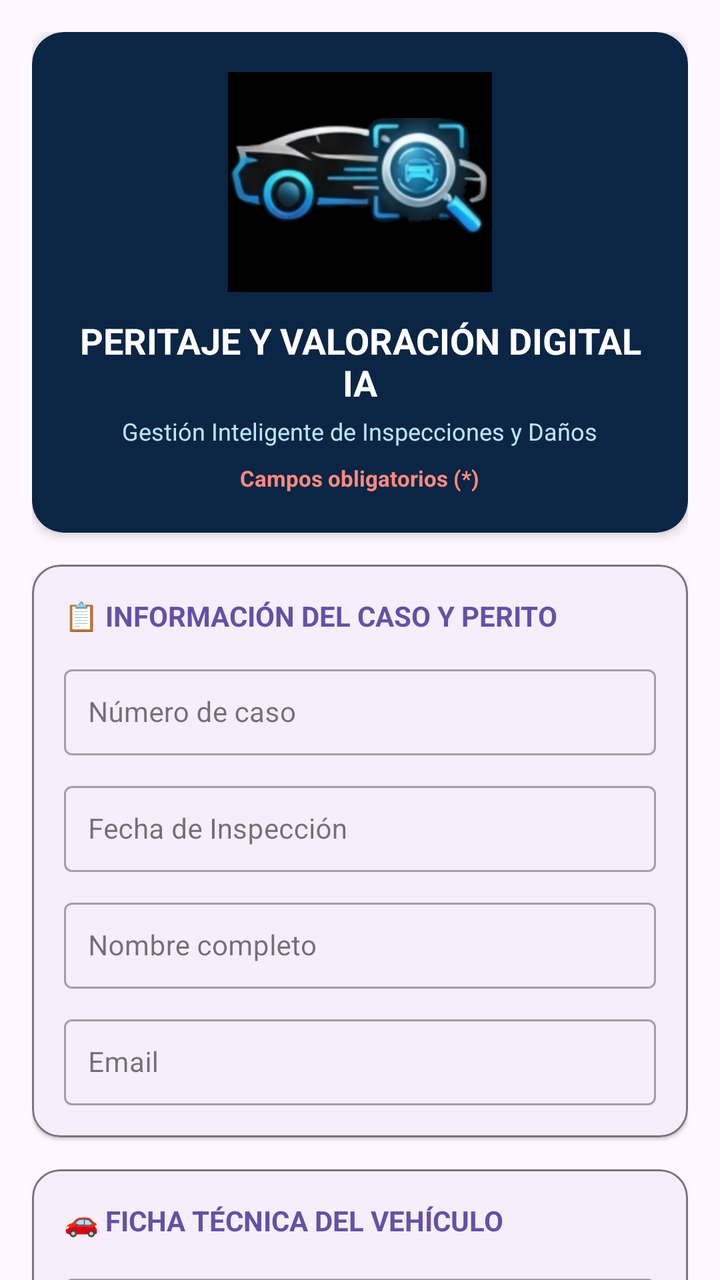
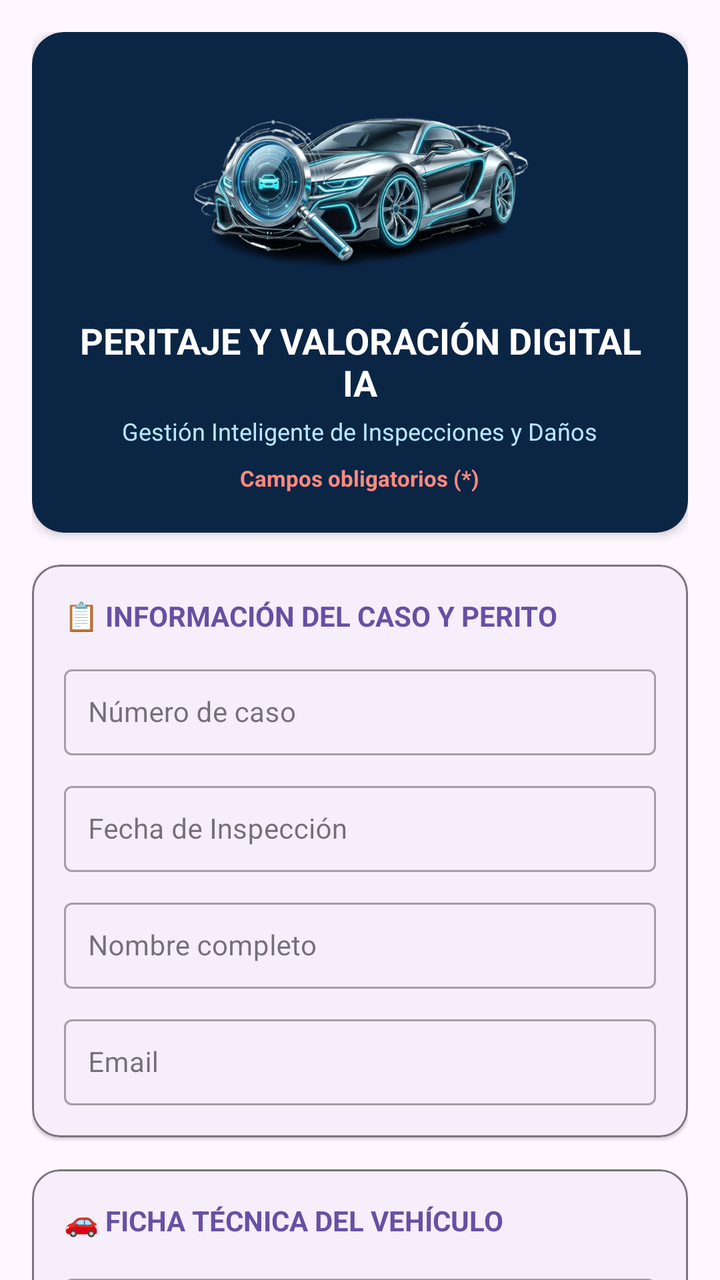

Compare the two renders of this Android layout. The source of the first and the diff that turns it into the second are given below.
<!-- AndroidManifest.xml: application theme Theme.Enpartesapp -->
<!-- res/layout/fragment_presupuesto.xml -->
<?xml version="1.0" encoding="utf-8"?>
<androidx.core.widget.NestedScrollView
    xmlns:android="http://schemas.android.com/apk/res/android"
    xmlns:tools="http://schemas.android.com/tools"
    xmlns:app="http://schemas.android.com/apk/res-auto"
    android:layout_width="match_parent"
    android:layout_height="match_parent"
    android:background="?attr/colorSurface"
    tools:context=".ui.presupuesto.PresupuestoFragment">

    <LinearLayout
        android:layout_width="match_parent"
        android:layout_height="wrap_content"
        android:orientation="vertical"
        android:padding="16dp">

        
        <com.google.android.material.card.MaterialCardView
            android:layout_width="match_parent"
            android:layout_height="wrap_content"
            android:layout_marginBottom="16dp"
            app:cardCornerRadius="16dp"
            app:cardElevation="3dp"
            app:strokeWidth="0dp"
            app:cardBackgroundColor="#0B2545">

            <LinearLayout
                android:layout_width="match_parent"
                android:layout_height="wrap_content"
                android:orientation="vertical"
                android:gravity="center"
                android:padding="20dp">

                <ImageView
                    android:layout_width="match_parent"
                    android:layout_height="110dp"
                    android:src="@drawable/logo_auto_perito_nobg"
                    android:scaleType="fitCenter"
                    android:layout_marginBottom="12dp"
                    android:contentDescription="@string/descripcion_logo_enpartes" />

                <TextView
                    android:layout_width="wrap_content"
                    android:layout_height="wrap_content"
                    android:text="@string/title_peritaje_header"
                    android:textSize="18sp"
                    android:textStyle="bold"
                    android:textColor="@color/white"
                    android:gravity="center"
                    android:layout_marginBottom="4dp" />

                <TextView
                    android:layout_width="wrap_content"
                    android:layout_height="wrap_content"
                    android:text="@string/subtitle_peritaje_header"
                    android:textColor="#BAE6FD"
                    android:textSize="12sp"
                    android:gravity="center"
                    android:layout_marginBottom="8dp" />

                <TextView
                    android:layout_width="wrap_content"
                    android:layout_height="wrap_content"
                    android:text="@string/campos_obligatorios_asterisk"
                    android:textColor="#FF8A80"
                    android:textSize="11sp"
                    android:textStyle="bold"
                    android:gravity="center" />
            </LinearLayout>
        </com.google.android.material.card.MaterialCardView>

        
        <com.google.android.material.card.MaterialCardView
            android:layout_width="match_parent"
            android:layout_height="wrap_content"
            android:layout_marginBottom="16dp"
            app:cardCornerRadius="14dp"
            app:cardElevation="1dp"
            app:strokeColor="?attr/colorOutline"
            app:strokeWidth="1dp">

            <LinearLayout
                android:layout_width="match_parent"
                android:layout_height="wrap_content"
                android:orientation="vertical"
                android:padding="16dp">

                <TextView
                    android:layout_width="match_parent"
                    android:layout_height="wrap_content"
                    android:text="@string/card_title_informacion_caso"
                    android:textSize="14sp"
                    android:textStyle="bold"
                    android:textColor="?attr/colorPrimary"
                    android:layout_marginBottom="12dp" />

                <com.google.android.material.textfield.TextInputLayout
                    style="@style/Widget.MaterialComponents.TextInputLayout.OutlinedBox"
                    android:layout_width="match_parent"
                    android:layout_height="wrap_content"
                    android:hint="@string/case_number_hint_2"
                    android:layout_marginBottom="10dp">

                    <com.google.android.material.textfield.TextInputEditText
                        android:id="@+id/etCaseNumber"
                        android:layout_width="match_parent"
                        android:layout_height="wrap_content"
                        android:textSize="14sp"
                        android:padding="12dp" />
                </com.google.android.material.textfield.TextInputLayout>

                <com.google.android.material.textfield.TextInputLayout
                    style="@style/Widget.MaterialComponents.TextInputLayout.OutlinedBox"
                    android:layout_width="match_parent"
                    android:layout_height="wrap_content"
                    android:hint="@string/inspection_date_hint"
                    android:layout_marginBottom="10dp">

                    <com.google.android.material.textfield.TextInputEditText
                        android:id="@+id/etDateOfInspection"
                        android:layout_width="match_parent"
                        android:layout_height="wrap_content"
                        android:focusable="false"
                        android:clickable="true"
                        android:inputType="none"
                        android:textSize="14sp"
                        android:padding="12dp" />
                </com.google.android.material.textfield.TextInputLayout>

                <com.google.android.material.textfield.TextInputLayout
                    style="@style/Widget.MaterialComponents.TextInputLayout.OutlinedBox"
                    android:layout_width="match_parent"
                    android:layout_height="wrap_content"
                    android:hint="@string/full_name_hint"
                    android:layout_marginBottom="10dp">

                    <com.google.android.material.textfield.TextInputEditText
                        android:id="@+id/etFullName"
                        android:layout_width="match_parent"
                        android:layout_height="wrap_content"
                        android:textSize="14sp"
                        android:padding="12dp" />
                </com.google.android.material.textfield.TextInputLayout>

                <com.google.android.material.textfield.TextInputLayout
                    style="@style/Widget.MaterialComponents.TextInputLayout.OutlinedBox"
                    android:layout_width="match_parent"
                    android:layout_height="wrap_content"
                    android:hint="@string/email_hint">

                    <com.google.android.material.textfield.TextInputEditText
                        android:id="@+id/etEmail"
                        android:layout_width="match_parent"
                        android:layout_height="wrap_content"
                        android:inputType="textEmailAddress"
                        android:textSize="14sp"
                        android:padding="12dp" />
                </com.google.android.material.textfield.TextInputLayout>

            </LinearLayout>
        </com.google.android.material.card.MaterialCardView>

        
        <com.google.android.material.card.MaterialCardView
            android:layout_width="match_parent"
            android:layout_height="wrap_content"
            android:layout_marginBottom="16dp"
            app:cardCornerRadius="14dp"
            app:cardElevation="1dp"
            app:strokeColor="?attr/colorOutline"
            app:strokeWidth="1dp">

            <LinearLayout
                android:layout_width="match_parent"
                android:layout_height="wrap_content"
                android:orientation="vertical"
                android:padding="16dp">

                <TextView
                    android:layout_width="match_parent"
                    android:layout_height="wrap_content"
                    android:text="@string/card_title_ficha_vehiculo"
                    android:textSize="14sp"
                    android:textStyle="bold"
                    android:textColor="?attr/colorPrimary"
                    android:layout_marginBottom="12dp" />

                
                <com.google.android.material.textfield.TextInputLayout
                    style="@style/Widget.MaterialComponents.TextInputLayout.OutlinedBox.ExposedDropdownMenu"
                    android:layout_width="match_parent"
                    android:layout_height="wrap_content"
                    android:hint="@string/vehicle_brand_label"
                    android:layout_marginBottom="10dp">

                    <AutoCompleteTextView
                        android:id="@+id/spinnerMarcaVehiculo"
                        android:layout_width="match_parent"
                        android:layout_height="wrap_content"
                        android:inputType="none"
                        android:textSize="14sp"
                        android:padding="12dp"
                        android:labelFor="@+id/spinnerMarcaVehiculo" />
                </com.google.android.material.textfield.TextInputLayout>

                <com.google.android.material.textfield.TextInputLayout
                    android:id="@+id/tilMarcaOtro"
                    style="@style/Widget.MaterialComponents.TextInputLayout.OutlinedBox"
                    android:layout_width="match_parent"
                    android:layout_height="wrap_content"
                    android:hint="Especifique la marca"
                    android:layout_marginBottom="10dp"
                    android:visibility="gone">

                    <com.google.android.material.textfield.TextInputEditText
                        android:id="@+id/etMarcaOtro"
                        android:layout_width="match_parent"
                        android:layout_height="wrap_content"
                        android:textSize="14sp" />
                </com.google.android.material.textfield.TextInputLayout>

                
                <com.google.android.material.textfield.TextInputLayout
                    style="@style/Widget.MaterialComponents.TextInputLayout.OutlinedBox.ExposedDropdownMenu"
                    android:layout_width="match_parent"
                    android:layout_height="wrap_content"
                    android:hint="@string/vehicle_model_label"
                    android:layout_marginBottom="10dp">

                    <AutoCompleteTextView
                        android:id="@+id/spinnerModeloVehiculo"
                        android:layout_width="match_parent"
                        android:layout_height="wrap_content"
                        android:inputType="none"
                        android:textSize="14sp"
                        android:padding="12dp"
                        android:labelFor="@+id/spinnerModeloVehiculo" />
                </com.google.android.material.textfield.TextInputLayout>

                <com.google.android.material.textfield.TextInputLayout
                    android:id="@+id/tilModeloOtro"
                    style="@style/Widget.MaterialComponents.TextInputLayout.OutlinedBox"
                    android:layout_width="match_parent"
                    android:layout_height="wrap_content"
                    android:hint="Especifique el modelo"
                    android:layout_marginBottom="10dp"
                    android:visibility="gone">

                    <com.google.android.material.textfield.TextInputEditText
                        android:id="@+id/etModeloOtro"
                        android:layout_width="match_parent"
                        android:layout_height="wrap_content"
                        android:textSize="14sp" />
                </com.google.android.material.textfield.TextInputLayout>

                
                <com.google.android.material.textfield.TextInputLayout
                    style="@style/Widget.MaterialComponents.TextInputLayout.OutlinedBox.ExposedDropdownMenu"
                    android:layout_width="match_parent"
                    android:layout_height="wrap_content"
                    android:hint="@string/vehicle_type_label"
                    android:layout_marginBottom="10dp">

                    <AutoCompleteTextView
                        android:id="@+id/spinnerTipoVehiculo"
                        android:layout_width="match_parent"
                        android:layout_height="wrap_content"
                        android:inputType="none"
                        android:textSize="14sp"
                        android:padding="12dp"
                        android:labelFor="@+id/spinnerTipoVehiculo" />
                </com.google.android.material.textfield.TextInputLayout>

                
                <com.google.android.material.textfield.TextInputLayout
                    style="@style/Widget.MaterialComponents.TextInputLayout.OutlinedBox"
                    android:layout_width="match_parent"
                    android:layout_height="wrap_content"
                    android:hint="@string/vehicle_year_hint"
                    android:layout_marginBottom="10dp">

                    <com.google.android.material.textfield.TextInputEditText
                        android:id="@+id/etVehicleYear"
                        android:layout_width="match_parent"
                        android:layout_height="wrap_content"
                        android:focusable="false"
                        android:clickable="true"
                        android:textSize="14sp"
                        android:padding="12dp" />
                </com.google.android.material.textfield.TextInputLayout>

                <com.google.android.material.textfield.TextInputLayout
                    style="@style/Widget.MaterialComponents.TextInputLayout.OutlinedBox.ExposedDropdownMenu"
                    android:layout_width="match_parent"
                    android:layout_height="wrap_content"
                    android:hint="@string/vehicle_color_label"
                    android:layout_marginBottom="10dp">

                    <AutoCompleteTextView
                        android:id="@+id/spinnerVehicleColor"
                        android:layout_width="match_parent"
                        android:layout_height="wrap_content"
                        android:inputType="none"
                        android:textSize="14sp"
                        android:padding="12dp"
                        android:labelFor="@+id/spinnerVehicleColor" />
                </com.google.android.material.textfield.TextInputLayout>

                
                <com.google.android.material.textfield.TextInputLayout
                    style="@style/Widget.MaterialComponents.TextInputLayout.OutlinedBox"
                    android:layout_width="match_parent"
                    android:layout_height="wrap_content"
                    android:hint="@string/vin_number_hint"
                    android:layout_marginBottom="10dp">

                    <com.google.android.material.textfield.TextInputEditText
                        android:id="@+id/etVINnumber"
                        android:layout_width="match_parent"
                        android:layout_height="wrap_content"
                        android:textSize="14sp"
                        android:padding="12dp" />
                </com.google.android.material.textfield.TextInputLayout>

                
                <com.google.android.material.textfield.TextInputLayout
                    style="@style/Widget.MaterialComponents.TextInputLayout.OutlinedBox.ExposedDropdownMenu"
                    android:layout_width="match_parent"
                    android:layout_height="wrap_content"
                    android:hint="@string/country_label"
                    android:layout_marginBottom="10dp">

                    <AutoCompleteTextView
                        android:id="@+id/spinnerCountry"
                        android:layout_width="match_parent"
                        android:layout_height="wrap_content"
                        android:inputType="none"
                        android:textSize="14sp"
                        android:padding="12dp"
                        android:labelFor="@+id/spinnerCountry" />
                </com.google.android.material.textfield.TextInputLayout>

                <com.google.android.material.textfield.TextInputLayout
                    style="@style/Widget.MaterialComponents.TextInputLayout.OutlinedBox.ExposedDropdownMenu"
                    android:layout_width="match_parent"
                    android:layout_height="wrap_content"
                    android:hint="@string/state_label"
                    android:layout_marginBottom="10dp">

                    <AutoCompleteTextView
                        android:id="@+id/spinnerState"
                        android:layout_width="match_parent"
                        android:layout_height="wrap_content"
                        android:inputType="none"
                        android:textSize="14sp"
                        android:padding="12dp"
                        android:labelFor="@+id/spinnerState" />
                </com.google.android.material.textfield.TextInputLayout>

                <com.google.android.material.textfield.TextInputLayout
                    style="@style/Widget.MaterialComponents.TextInputLayout.OutlinedBox.ExposedDropdownMenu"
                    android:layout_width="match_parent"
                    android:layout_height="wrap_content"
                    android:hint="@string/city_label">

                    <AutoCompleteTextView
                        android:id="@+id/spinnerCity"
                        android:layout_width="match_parent"
                        android:layout_height="wrap_content"
                        android:inputType="none"
                        android:textSize="14sp"
                        android:padding="12dp"
                        android:labelFor="@+id/spinnerCity" />
                </com.google.android.material.textfield.TextInputLayout>

            </LinearLayout>
        </com.google.android.material.card.MaterialCardView>

        
        <com.google.android.material.card.MaterialCardView
            android:layout_width="match_parent"
            android:layout_height="wrap_content"
            android:layout_marginBottom="16dp"
            app:cardCornerRadius="14dp"
            app:cardElevation="1dp"
            app:strokeColor="?attr/colorOutline"
            app:strokeWidth="1dp">

            <LinearLayout
                android:layout_width="match_parent"
                android:layout_height="wrap_content"
                android:orientation="vertical"
                android:padding="16dp">

                <TextView
                    android:layout_width="match_parent"
                    android:layout_height="wrap_content"
                    android:text="@string/card_title_evidencia_fotos"
                    android:textSize="14sp"
                    android:textStyle="bold"
                    android:textColor="?attr/colorPrimary"
                    android:layout_marginBottom="4dp" />

                <TextView
                    android:layout_width="match_parent"
                    android:layout_height="wrap_content"
                    android:text="@string/card_subtitle_evidencia_fotos"
                    android:textSize="12sp"
                    android:textColor="?android:attr/textColorSecondary"
                    android:layout_marginBottom="12dp" />

                <androidx.recyclerview.widget.RecyclerView
                    android:id="@+id/recyclerView"
                    android:layout_width="match_parent"
                    android:layout_height="wrap_content"
                    tools:listitem="@layout/item_foto" />

            </LinearLayout>
        </com.google.android.material.card.MaterialCardView>

        
        <com.google.android.material.progressindicator.LinearProgressIndicator
            android:id="@+id/progressBar"
            android:layout_width="match_parent"
            android:layout_height="wrap_content"
            android:layout_marginTop="8dp"
            android:indeterminate="true"
            android:visibility="gone" />

        
        <LinearLayout
            android:layout_width="match_parent"
            android:layout_height="wrap_content"
            android:orientation="horizontal"
            android:layout_marginTop="16dp"
            android:layout_marginBottom="24dp"
            android:gravity="center"
            android:padding="4dp">

            <com.google.android.material.button.MaterialButton
                android:id="@+id/btnCancelar"
                style="@style/Widget.MaterialComponents.Button.OutlinedButton"
                android:layout_width="0dp"
                android:layout_height="54dp"
                android:layout_weight="1"
                android:text="@string/cancel_button"
                android:textColor="@color/naranja"
                android:textSize="14sp"
                app:strokeColor="@color/naranja"
                android:layout_marginEnd="8dp" />

            <com.google.android.material.button.MaterialButton
                android:id="@+id/btnAceptar"
                android:layout_width="0dp"
                android:layout_height="54dp"
                android:layout_weight="1.3"
                android:text="@string/btn_generar_peritaje_ia"
                android:backgroundTint="@color/blue"
                android:textColor="@color/white"
                android:textSize="14sp"
                android:textStyle="bold"
                app:cornerRadius="12dp" />
        </LinearLayout>

    </LinearLayout>

</androidx.core.widget.NestedScrollView>
<!-- res/layout/item_foto.xml (included above) -->
<?xml version="1.0" encoding="utf-8"?>
<com.google.android.material.card.MaterialCardView xmlns:android="http://schemas.android.com/apk/res/android"
    xmlns:app="http://schemas.android.com/apk/res-auto"
    android:layout_width="match_parent"
    android:layout_height="wrap_content"
    android:layout_marginBottom="8dp"
    app:cardCornerRadius="8dp"
    app:cardElevation="1dp"
    app:strokeWidth="1dp"
    app:strokeColor="?attr/colorOutlineVariant">

    <LinearLayout
        android:layout_width="match_parent"
        android:layout_height="wrap_content"
        android:orientation="vertical"
        android:padding="8dp">

        <LinearLayout
            android:layout_width="match_parent"
            android:layout_height="wrap_content"
            android:orientation="horizontal"
            android:gravity="center_vertical">

            
            <com.google.android.material.card.MaterialCardView
                android:layout_width="60dp"
                android:layout_height="60dp"
                app:cardCornerRadius="6dp"
                app:cardElevation="0dp"
                app:strokeWidth="1dp"
                app:strokeColor="?attr/colorOutline">

                <ImageView
                    android:id="@+id/imgFoto"
                    android:layout_width="match_parent"
                    android:layout_height="match_parent"
                    android:scaleType="centerCrop"
                    android:src="@drawable/ic_menu_gallery"
                    android:contentDescription="@string/miniatura_de_la_foto" />
            </com.google.android.material.card.MaterialCardView>

            
            <LinearLayout
                android:layout_width="0dp"
                android:layout_height="wrap_content"
                android:layout_weight="1"
                android:orientation="vertical"
                android:layout_marginStart="10dp">

                <com.google.android.material.textfield.TextInputLayout
                    style="@style/Widget.MaterialComponents.TextInputLayout.OutlinedBox.ExposedDropdownMenu"
                    android:layout_width="match_parent"
                    android:layout_height="wrap_content"
                    android:hint="Tipo de Foto">

                    <AutoCompleteTextView
                        android:id="@+id/spinnerTipoFoto"
                        android:layout_width="match_parent"
                        android:layout_height="wrap_content"
                        android:inputType="none"
                        android:textSize="12sp"
                        android:padding="8dp" />
                </com.google.android.material.textfield.TextInputLayout>

                <LinearLayout
                    android:layout_width="match_parent"
                    android:layout_height="wrap_content"
                    android:orientation="horizontal"
                    android:layout_marginTop="4dp">

                    <com.google.android.material.button.MaterialButton
                        android:id="@+id/btnTomarFoto"
                        style="@style/Widget.MaterialComponents.Button.TextButton"
                        android:layout_width="wrap_content"
                        android:layout_height="wrap_content"
                        android:text="Cámara"
                        android:textSize="11sp" />

                    <com.google.android.material.button.MaterialButton
                        android:id="@+id/btnSubirFoto"
                        style="@style/Widget.MaterialComponents.Button.TextButton"
                        android:layout_width="wrap_content"
                        android:layout_height="wrap_content"
                        android:text="Galería"
                        android:textSize="11sp" />
                </LinearLayout>
            </LinearLayout>

            
            <LinearLayout
                android:layout_width="wrap_content"
                android:layout_height="match_parent"
                android:orientation="vertical"
                android:gravity="center"
                android:layout_marginStart="8dp">

                <ImageButton
                    android:id="@+id/btnAgregar"
                    android:layout_width="32dp"
                    android:layout_height="32dp"
                    android:src="@drawable/add_photo_1_icon"
                    android:scaleType="fitCenter"
                    android:background="?attr/selectableItemBackgroundBorderless"
                    android:layout_marginBottom="12dp"
                    android:contentDescription="@string/agregar_foto" />

                <ImageButton
                    android:id="@+id/btnBorrar"
                    android:layout_width="32dp"
                    android:layout_height="32dp"
                    android:src="@drawable/delete_garbage_trash_icon"
                    android:scaleType="fitCenter"
                    android:background="?attr/selectableItemBackgroundBorderless"
                    android:contentDescription="@string/borrar_foto" />
            </LinearLayout>
        </LinearLayout>
    </LinearLayout>
</com.google.android.material.card.MaterialCardView>
<!-- resources referenced by this layout -->
<resources>
  <color name="blue">#00abea</color>
  <color name="naranja">#fc2b01</color>
  <color name="white">#FFFFFFFF</color>
  <!-- drawable add_photo_1_icon: png bitmap (drawable, 12830 bytes) -->
  <!-- drawable ic_menu_gallery (drawable) -->
  <vector xmlns:android="http://schemas.android.com/apk/res/android"
      android:width="24dp"
      android:height="24dp"
      android:viewportWidth="24.0"
      android:viewportHeight="24.0">
      <path
          android:fillColor="#FF000000"
          android:pathData="M22,16V4c0,-1.1 -0.9,-2 -2,-2H8c-1.1,0 -2,0.9 -2,2v12c0,1.1 0.9,2 2,2h12c1.1,0 2,-0.9 2,-2zm-11,-4l2.03,2.71L16,11l4,5H8l3,-4zM2,6v14c0,1.1 0.9,2 2,2h14v-2H4V6H2z" />
  </vector>
  <!-- drawable logo_auto_perito_nobg: png bitmap (drawable, 139657 bytes) -->
  <string name="agregar_foto">Agrregar imagen.</string>
  <string name="borrar_foto">Borrar foto.</string>
  <string name="btn_generar_peritaje_ia">⚡ Generar Peritaje IA</string>
  <string name="campos_obligatorios_asterisk">Campos obligatorios (*)</string>
  <string name="cancel_button">Cancelar</string>
  <string name="card_subtitle_evidencia_fotos">Presiona en cada recuadro para capturar o seleccionar la fotografía correspondiente:</string>
  <string name="card_title_evidencia_fotos">📸  EVIDENCIA FOTOGRÁFICA DE DAÑOS</string>
  <string name="card_title_ficha_vehiculo">🚗  FICHA TÉCNICA DEL VEHÍCULO</string>
  <string name="card_title_informacion_caso">📋  INFORMACIÓN DEL CASO Y PERITO</string>
  <string name="case_number_hint_2">Número de caso</string>
  <string name="city_label">Ciudad *</string>
  <string name="country_label">País *</string>
  <string name="descripcion_logo_enpartes">"Logo de enpartes"</string>
  <string name="email_hint">Email</string>
  <string name="full_name_hint">Nombre completo</string>
  <string name="inspection_date_hint">Fecha de Inspección</string>
  <string name="miniatura_de_la_foto">Miniatura de la imagen.</string>
  <string name="state_label">Estado *</string>
  <string name="subtitle_peritaje_header">Gestión Inteligente de Inspecciones y Daños</string>
  <string name="title_peritaje_header">PERITAJE Y VALORACIÓN DIGITAL IA</string>
  <string name="vehicle_brand_label">Marca del vehículo *</string>
  <string name="vehicle_color_label">Color del vehículo *</string>
  <string name="vehicle_model_label">Modelo del vehículo *</string>
  <string name="vehicle_type_label">Tipo del vehículo</string>
  <string name="vehicle_year_hint">Año del Vehículo *</string>
  <string name="vin_number_hint">Número de VIN</string>
  <style name="Theme.Enpartesapp" parent="Theme.MaterialComponents.DayNight.DarkActionBar">
          
          <item name="colorPrimary">@color/purple_500</item>
          <item name="colorPrimaryVariant">@color/purple_700</item>
          
          <item name="colorSecondary">@color/teal_200</item>
          <item name="colorSecondaryVariant">@color/teal_700</item>
          
          <item name="android:statusBarColor">?attr/colorPrimaryVariant</item>
          
          <item name="android:textColor">@color/my_high_contrast_text_color</item>
          <item name="colorSurface">@color/my_high_contrast_background_color</item>
          <item name="editTextColor">@color/my_high_contrast_text_color</item>
          <item name="colorControlNormal">@color/my_high_contrast_text_color</item>
          <item name="colorControlActivated">@color/my_high_contrast_text_color</item>
          <item name="colorControlHighlight">@color/my_high_contrast_text_color</item>
          <item name="colorOnPrimary">@color/my_high_contrast_text_color</item>
          <item name="colorOnSecondary">@color/my_high_contrast_text_color</item>
      </style>
  <color name="purple_500">#FF6200EE</color>
  <color name="purple_700">#FF3700B3</color>
  <color name="teal_200">#FF03DAC5</color>
  <color name="teal_700">#FF018786</color>
  <color name="my_high_contrast_text_color">#FF000000</color>
  <color name="my_high_contrast_background_color">#FFFFFFFF</color>
  <!-- unchanged entries left out for length: 1 -->
</resources>

<!-- the commit's change to res/layout/fragment_presupuesto.xml (unified diff, before → after) -->
@@ -34,7 +34,7 @@
                 <ImageView
                     android:layout_width="match_parent"
                     android:layout_height="110dp"
-                    android:src="@drawable/logo_auto_perito_nobg"
+                    android:src="@drawable/logo_autoperitaje_efecto_3d"
                     android:scaleType="fitCenter"
                     android:layout_marginBottom="12dp"
                     android:contentDescription="@string/descripcion_logo_enpartes" />
<!-- resource entries referenced after the edit -->
@@ -14,7 +14,7 @@
           android:fillColor="#FF000000"
           android:pathData="M22,16V4c0,-1.1 -0.9,-2 -2,-2H8c-1.1,0 -2,0.9 -2,2v12c0,1.1 0.9,2 2,2h12c1.1,0 2,-0.9 2,-2zm-11,-4l2.03,2.71L16,11l4,5H8l3,-4zM2,6v14c0,1.1 0.9,2 2,2h14v-2H4V6H2z" />
   </vector>
-  <!-- drawable logo_auto_perito_nobg: png bitmap (drawable, 139657 bytes) -->
+  <!-- drawable logo_autoperitaje_efecto_3d: png bitmap (drawable, 259631 bytes) -->
   <string name="agregar_foto">Agrregar imagen.</string>
   <string name="borrar_foto">Borrar foto.</string>
   <string name="btn_generar_peritaje_ia">⚡ Generar Peritaje IA</string>
